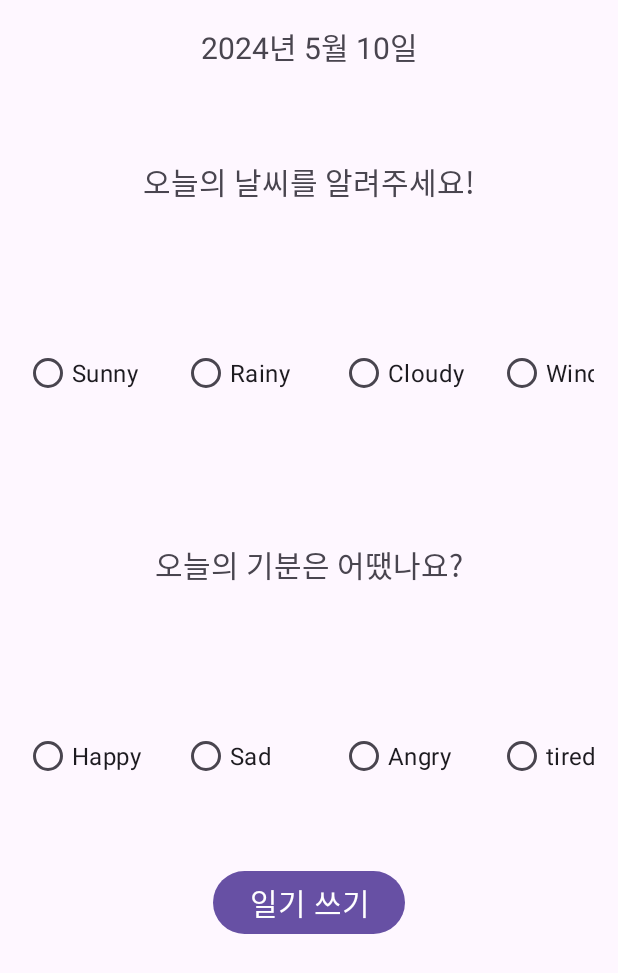
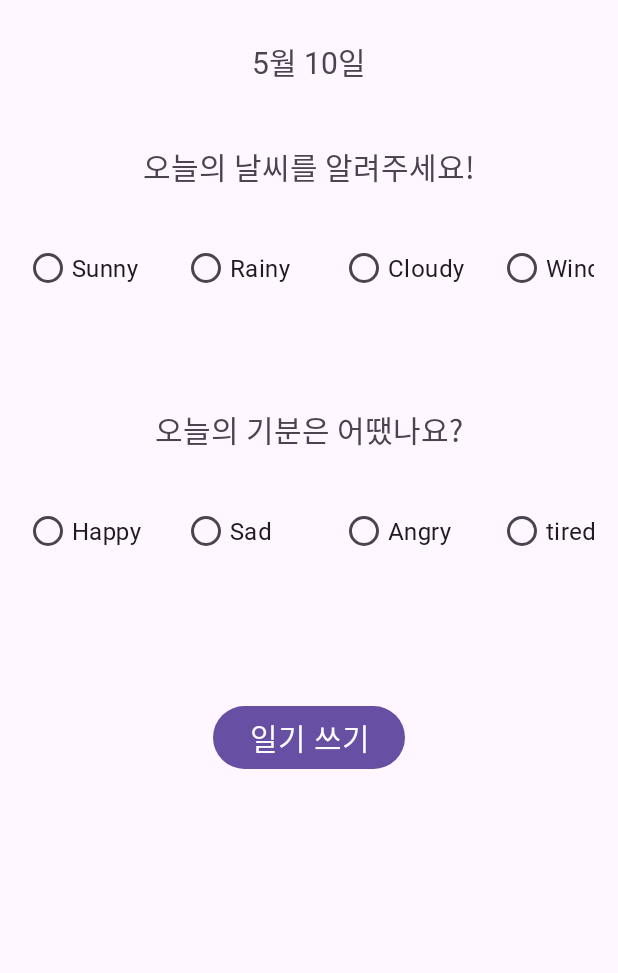
Before and after one commit to ZUZ1H3/Android-Diary-Project, an Android app: the screen it shows after launch (MainActivity), after a tap on "10", on a phone screen of 412 x 824 dp. Shown: the top 973 px of the screen. Run offline under Robolectric (Android 15) with nearby library versions, the phone set to English and light mode, and no system bars.

Commit message:
리스트뷰 UI 수정 등

```diff
--- a/app/src/main/java/com/example/androidprogramming/AddFragment.java
+++ b/app/src/main/java/com/example/androidprogramming/AddFragment.java
@@ -29,7 +29,7 @@ public class AddFragment extends Fragment {
 
             // 날짜를 텍스트뷰에 표시
             TextView dateText = rootView.findViewById(R.id.date);
-            dateText.setText(year + "년 " + month + "월 " + day + "일");
+            dateText.setText(month + "월 " + day + "일");
         }
 
         button_write.setOnClickListener(new View.OnClickListener() {
--- a/app/src/main/res/layout/fragment_add.xml
+++ b/app/src/main/res/layout/fragment_add.xml
@@ -12,9 +12,11 @@
         android:id="@+id/date"
         android:layout_width="match_parent"
         android:layout_height="wrap_content"
-        android:text="2024년 05월 20일"
+        android:text="05월 20일"
         android:gravity="center"
-        android:textSize="20dp"/>
+        android:textSize="20dp"
+        android:fontFamily="@font/kd_bold"
+        android:layout_marginTop="10dp"/>
 
     <TextView
         android:id="@+id/weather"
@@ -23,7 +25,8 @@
         android:text="오늘의 날씨를 알려주세요!"
         android:gravity="center"
         android:textSize="20dp"
-        android:layout_margin="60dp"/>
+        android:layout_marginTop="40dp"
+        android:fontFamily="@font/kd_medium"/>
 
     <HorizontalScrollView
         android:layout_width="match_parent"
@@ -46,28 +49,32 @@
                     android:text="Sunny"
                     android:layout_width="105dp"
                     android:layout_height="105dp"
-                    android:textSize="16dp">
+                    android:textSize="16dp"
+                    android:fontFamily="@font/kd_medium">
                 </RadioButton>
 
                 <RadioButton android:id="@+id/Rainy"
                     android:text="Rainy"
                     android:layout_width="105dp"
                     android:textSize="16dp"
-                    android:layout_height="105dp">
+                    android:layout_height="105dp"
+                    android:fontFamily="@font/kd_medium">
                 </RadioButton>
 
                 <RadioButton android:id="@+id/Cloudy"
                     android:text="Cloudy"
                     android:layout_width="105dp"
                     android:textSize="16dp"
-                    android:layout_height="105dp">
+                    android:layout_height="105dp"
+                    android:fontFamily="@font/kd_medium">
                 </RadioButton>
 
                 <RadioButton android:id="@+id/Windy"
                     android:text="Windy"
                     android:layout_width="105dp"
                     android:textSize="16dp"
-                    android:layout_height="105dp">
+                    android:layout_height="105dp"
+                    android:fontFamily="@font/kd_medium">
                 </RadioButton>
             </RadioGroup>
         </LinearLayout>
@@ -80,7 +87,8 @@
         android:text="오늘의 기분은 어땠나요?"
         android:gravity="center"
         android:textSize="20dp"
-        android:layout_margin="60dp"/>
+        android:layout_marginTop="40dp"
+        android:fontFamily="@font/kd_medium"/>
 
     <HorizontalScrollView
         android:layout_width="match_parent"
@@ -103,28 +111,32 @@
                     android:text="Happy"
                     android:layout_width="105dp"
                     android:layout_height="105dp"
-                    android:textSize="16dp">
+                    android:textSize="16dp"
+                    android:fontFamily="@font/kd_medium">
                 </RadioButton>
 
                 <RadioButton android:id="@+id/sad"
                     android:text="Sad"
                     android:layout_width="105dp"
                     android:textSize="16dp"
-                    android:layout_height="105dp">
+                    android:layout_height="105dp"
+                    android:fontFamily="@font/kd_medium">
                 </RadioButton>
 
                 <RadioButton android:id="@+id/angry"
                     android:text="Angry"
                     android:layout_width="105dp"
                     android:textSize="16dp"
-                    android:layout_height="105dp">
+                    android:layout_height="105dp"
+                    android:fontFamily="@font/kd_medium">
                 </RadioButton>
 
                 <RadioButton android:id="@+id/tired"
                     android:text="tired"
                     android:layout_width="105dp"
                     android:textSize="16dp"
-                    android:layout_height="105dp">
+                    android:layout_height="105dp"
+                    android:fontFamily="@font/kd_medium">
                 </RadioButton>
             </RadioGroup>
         </LinearLayout>
@@ -137,5 +149,6 @@
         android:text="일기 쓰기"
         android:textSize="20dp"
         android:layout_gravity="center"
-        android:layout_marginTop="20dp"/>
+        android:layout_marginTop="60dp"
+        android:fontFamily="@font/kd_medium"/>
 </LinearLayout>
```
Also changed, not shown: app/src/main/java/com/example/androidprogramming/ListAdapter.java (+17 -0 lines), app/src/main/res/font/font.xml (+12 -0 lines), app/src/main/res/layout/list_item.xml (+15 -4 lines), 3 other files.
